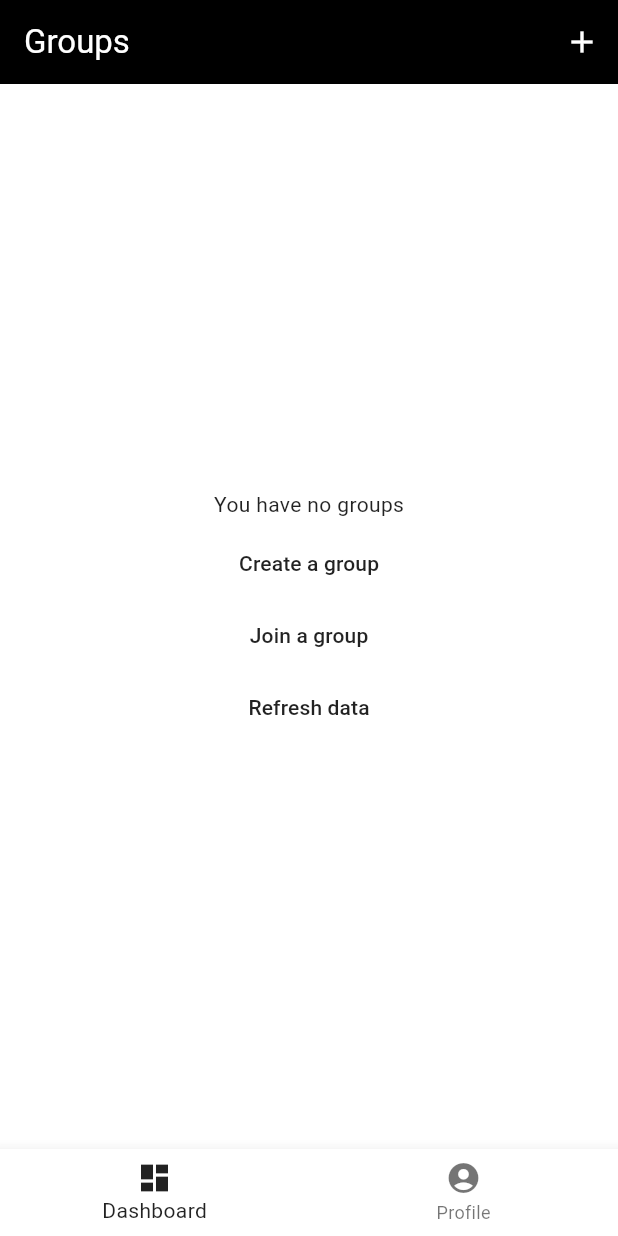
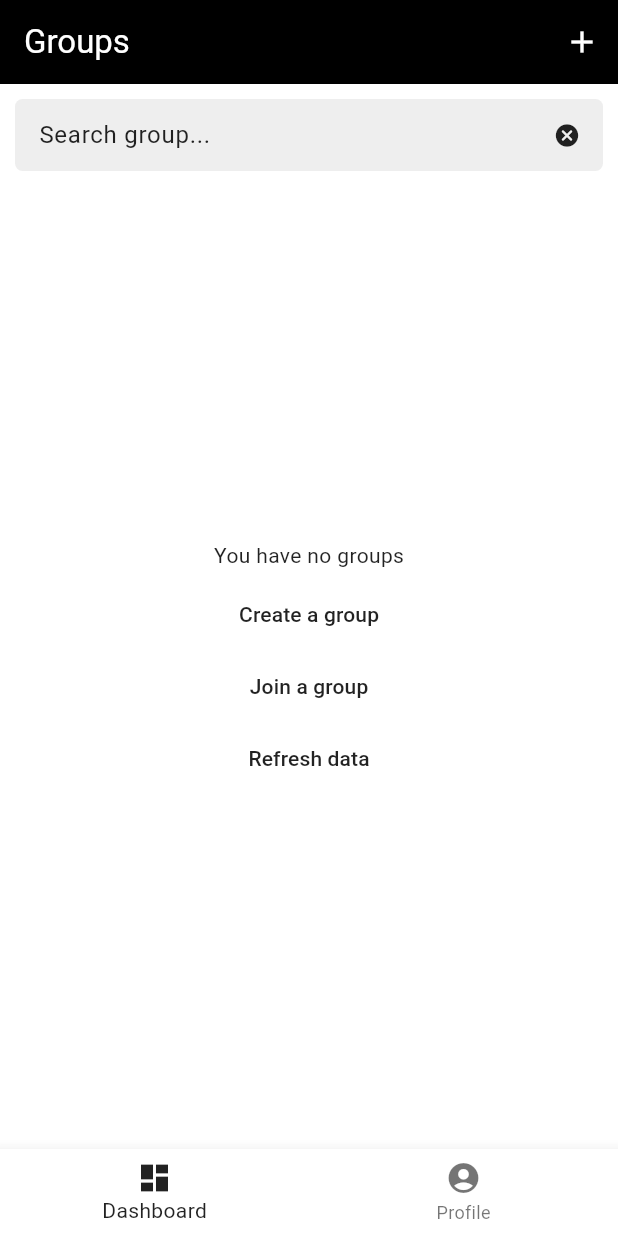
Before and after one commit to Xatta-Trone/Anu-movie-link-sharing-app, a Flutter app: the screen it shows once a user with an empty profile is signed in, after a tap on "Refresh data", on a phone screen of 412 x 824 dp. Run offline on Flutter 3.47's test engine with Material 3 defaults, Android fonts, the phone set to English and light mode, and no system bars; our stand-ins replace flutter_dotenv, flutter_riverpod, freezed_annotation, go_router, google_sign_in, riverpod_annotation and 2 more; accounts and stored records are empty; generated files the repository leaves out were written again; network calls fail.

```diff
--- a/lib/core/core.dart
+++ b/lib/core/core.dart
@@ -2,3 +2,4 @@ export 'routes.dart';
 export 'colors.dart';
 export 'const.dart';
 export 'helper.dart';
+export 'debouncer.dart';
--- /dev/null
+++ b/lib/core/debouncer.dart
@@ -0,0 +1,19 @@
+import 'dart:async';
+
+import 'package:flutter/foundation.dart';
+
+class Debouncer {
+  final int milliseconds;
+  Timer? _timer;
+
+  Debouncer({required this.milliseconds});
+
+  void run(VoidCallback action) {
+    _timer?.cancel();
+    _timer = Timer(Duration(milliseconds: milliseconds), action);
+  }
+
+  void dispose() {
+    _timer?.cancel();
+  }
+}
--- a/lib/group/api/group_repository.dart
+++ b/lib/group/api/group_repository.dart
@@ -15,7 +15,7 @@ class GroupRepository {
   var groups = <GroupModel>[];
   int currentPage = 1;
 
-  Future<List<GroupModel>> getGroups({int page = 1, int perPage = 3}) async {
+  Future<List<GroupModel>> getGroups({int page = 1, int perPage = 3, String query = ""}) async {
     final userId = _client.auth.currentSession?.user.id;
     final from = (page - 1) * perPage;
     final to = page * perPage - 1;
@@ -24,9 +24,26 @@ class GroupRepository {
       throw 'Not logged in';
     }
 
-    final response =
-        await _client.from('groups').select('*, group_user!inner()').eq('group_user.user_id', userId).range(from, to).order('id', ascending: false);
     if (kDebugMode) {
+      print(page);
+      print(query);
+    }
+
+    query = '%$query%';
+
+    if (kDebugMode) {
+      print(query);
+    }
+    final response = await _client
+        .from('groups')
+        .select('*, group_user!inner()')
+        .ilike('name', query)
+        .eq('group_user.user_id', userId)
+        .range(from, to)
+        .order('id', ascending: false);
+    if (kDebugMode) {
+      print('response');
+      print(query);
       print(response.toString());
     }
 
--- a/lib/group/providers/group_list_notifier_provider.dart
+++ b/lib/group/providers/group_list_notifier_provider.dart
@@ -13,6 +13,7 @@ class GroupListNotifier extends _$GroupListNotifier {
   int _page = 1;
   int perPage = 10;
   bool hasMore = true;
+  String searchQuery = "";
   Timer _timer = Timer(const Duration(milliseconds: 0), () {});
 
   @override
@@ -20,7 +21,7 @@ class GroupListNotifier extends _$GroupListNotifier {
     return <GroupModel>[];
   }
 
-  Future<void> fetchGroups({required int page, bool resetValue = false}) async {
+  Future<void> fetchGroups({required int page, bool resetValue = false, String searchQuery = ""}) async {
     if (resetValue == false && _timer.isActive) {
       return;
     }
@@ -32,7 +33,7 @@ class GroupListNotifier extends _$GroupListNotifier {
     _timer = Timer(const Duration(milliseconds: 500), () {});
 
     state = await AsyncValue.guard(() async {
-      var data = await ref.read(groupRepositoryProvider).getGroups(page: page, perPage: perPage);
+      var data = await ref.read(groupRepositoryProvider).getGroups(page: page, perPage: perPage, query: searchQuery);
       if (data.length < perPage) {
         hasMore = false;
       } else {
@@ -48,20 +49,25 @@ class GroupListNotifier extends _$GroupListNotifier {
     });
   }
 
-  Future<void> fetchNextPage() {
+  Future<void> fetchNextPage({String query = ""}) {
     if (hasMore) {
-      fetchGroups(page: _page);
+      if (kDebugMode) {
+        print(searchQuery);
+      }
+      fetchGroups(page: _page, searchQuery: query);
     }
     return Future.value();
   }
 
-  Future<void> fetchFresh() {
+  Future<void> fetchFresh({String query = ""}) {
     state = const AsyncValue.loading();
     _page = 1;
     hasMore = true;
-    fetchGroups(page: _page, resetValue: true);
+    searchQuery = query;
+    fetchGroups(page: _page, resetValue: true, searchQuery: query);
     return Future.value();
   }
+
 
   Future<void> addGroup({
     required GroupModel group,
--- a/lib/group/view/group_page.dart
+++ b/lib/group/view/group_page.dart
@@ -17,12 +17,25 @@ class GroupHomePage extends ConsumerStatefulWidget {
 
 class _GroupHomePageState extends ConsumerState<GroupHomePage> {
   final _scrollController = ScrollController();
+  final _queryController = TextEditingController();
+
+  final _debouncer = Debouncer(milliseconds: 500);
 
   @override
   void initState() {
     super.initState();
     Future.delayed(Duration.zero, () => ref.read(groupListNotifierProvider.notifier).fetchFresh());
     _scrollController.addListener(_loadMore);
+    _queryController.addListener(_onQueryChanged);
+  }
+
+  void _onQueryChanged() {
+    _debouncer.run(() {
+      if (kDebugMode) {
+        print(_queryController.text);
+      }
+      ref.read(groupListNotifierProvider.notifier).fetchFresh(query: _queryController.text);
+    });
   }
 
   void _loadMore() {
@@ -30,13 +43,14 @@ class _GroupHomePageState extends ConsumerState<GroupHomePage> {
       if (kDebugMode) {
         print('Loading next batch');
       }
-      ref.read(groupListNotifierProvider.notifier).fetchNextPage();
+      ref.read(groupListNotifierProvider.notifier).fetchNextPage(query: _queryController.text);
     }
   }
 
   @override
   void dispose() {
     _scrollController.dispose();
+    _queryController.dispose();
     super.dispose();
   }
 
@@ -57,39 +71,48 @@ class _GroupHomePageState extends ConsumerState<GroupHomePage> {
           )
         ],
       ),
-      // floatingActionButton: FloatingActionButton(
-      //   key: const Key('group-floating-action'),
-      //   onPressed: () {
-      //     context.pushNamed(createGroupRoute);
-      //   },
-      //   child: const Icon(Icons.add_circle_outline),
-      // ),
       body: RefreshIndicator(
         onRefresh: () => notifier.fetchFresh(),
-        child: groups.when(
+        child: Column(
+          children: [
+            Padding(
+              padding: const EdgeInsets.all(10.0),
+              child: TextFormField(
+                controller: _queryController,
+                decoration: InputDecoration(
+                  hintText: 'Search group...',
+                  suffixIcon: IconButton(
+                    onPressed: () => _queryController.clear(),
+                    icon: const Icon(Icons.cancel_rounded),
+                  ),
+                ),
+              ),
+            ),
+            groups.when(
               data: (List<GroupModel> groups) {
                 if (groups.isEmpty) {
-              return const NoGroupWidget();
+                  return Flexible(
+                    child: NoGroupWidget(
+                      queryController: _queryController,
+                    ),
+                  );
                 }
 
-            return ListView.builder(
+                return Flexible(
+                  child: ListView(
                     controller: _scrollController,
-              itemCount: groups.length + 1,
-              itemBuilder: (context, index) => Padding(
-                padding: const EdgeInsets.symmetric(vertical: 8.0),
-                child: (index == groups.length)
-                    ? notifier.hasMore
-                        ? const Center(child: CircularProgressIndicator())
-                        : const Center(child: Text('End of list'))
-                    : GestureDetector(
+                    shrinkWrap: true,
+                    children: [
+                      for (final group in groups) ...[
+                        GestureDetector(
                           onTap: () {
                             if (kDebugMode) {
-                            print(groups[index].id);
+                              print(group.id);
                             }
                             context.pushNamed(
                               groupDetailsRoute,
                               queryParameters: {
-                              'group_id': "${groups[index].id}",
+                                'group_id': "${group.id}",
                               },
                             );
                           },
@@ -106,7 +129,7 @@ class _GroupHomePageState extends ConsumerState<GroupHomePage> {
                               child: const Icon(Icons.workspaces),
                             ),
                             title: Text(
-                            groups[index].name,
+                              group.name,
                               maxLines: 1,
                               overflow: TextOverflow.ellipsis,
                             ),
@@ -115,7 +138,7 @@ class _GroupHomePageState extends ConsumerState<GroupHomePage> {
                               child: Row(
                                 children: [
                                   GroupChipWidget(
-                                  text: groups[index].visibility ? 'Public' : 'Private',
+                                    text: group.visibility ? 'Public' : 'Private',
                                   ),
                                   const SizedBox(width: 8.0),
                                   const GroupChipWidget(
@@ -128,7 +151,7 @@ class _GroupHomePageState extends ConsumerState<GroupHomePage> {
                                 ],
                               ),
                             ),
-                          trailing: user?.id == groups[index].userId
+                            trailing: user?.id == group.userId
                                 ? PopupMenuButton<void Function()>(
                                     padding: const EdgeInsets.all(0.0),
                                     itemBuilder: (context) {
@@ -137,18 +160,18 @@ class _GroupHomePageState extends ConsumerState<GroupHomePage> {
                                           value: () => context.pushNamed(
                                             createGroupRoute,
                                             queryParameters: {
-                                            'group_id': "${groups[index].id}",
+                                              'group_id': "${group.id}",
                                             },
                                           ),
                                           child: const Text('Edit group'),
                                         ),
                                         PopupMenuItem(
-                                        value: () => notifier.deleteGroup(id: groups[index].id),
+                                          value: () => notifier.deleteGroup(id: group.id),
                                           child: const Text('Delete group'),
                                         ),
                                         PopupMenuItem(
                                           value: () {
-                                          Clipboard.setData(ClipboardData(text: groups[index].code));
+                                            Clipboard.setData(ClipboardData(text: group.code));
                                           },
                                           child: const Text('Copy group code'),
                                         ),
@@ -159,6 +182,21 @@ class _GroupHomePageState extends ConsumerState<GroupHomePage> {
                                 : null,
                           ),
                         ),
+                      ],
+                      notifier.hasMore
+                          ? const Center(
+                              child: Padding(
+                                padding: EdgeInsets.symmetric(vertical: 10.0),
+                                child: CircularProgressIndicator(),
+                              ),
+                            )
+                          : const Center(
+                              child: Padding(
+                                padding: EdgeInsets.symmetric(vertical: 10.0),
+                                child: Text('End of list'),
+                              ),
+                            )
+                    ],
                   ),
                 );
               },
@@ -166,6 +204,8 @@ class _GroupHomePageState extends ConsumerState<GroupHomePage> {
               loading: () => const Center(
                 child: CircularProgressIndicator(),
               ),
+            ),
+          ],
         ),
       ),
     );
@@ -192,13 +232,17 @@ class GroupChipWidget extends StatelessWidget {
   }
 }
 
-class NoGroupWidget extends ConsumerWidget {
-  const NoGroupWidget({
-    super.key,
-  });
+class NoGroupWidget extends ConsumerStatefulWidget {
+  final TextEditingController queryController;
+  NoGroupWidget({super.key, required this.queryController});
 
   @override
-  Widget build(BuildContext context, WidgetRef ref) {
+  ConsumerState<NoGroupWidget> createState() => _NoGroupWidgetState();
+}
+
+class _NoGroupWidgetState extends ConsumerState<NoGroupWidget> {
+  @override
+  Widget build(BuildContext context) {
     return Center(
       child: Column(
         mainAxisAlignment: MainAxisAlignment.center,
@@ -231,7 +275,8 @@ class NoGroupWidget extends ConsumerWidget {
           TextButton(
             style: TextButton.styleFrom(shape: const RoundedRectangleBorder(borderRadius: BorderRadius.zero)),
             onPressed: () {
-              ref.read(groupListNotifierProvider.notifier).fetchFresh();
+              widget.queryController.clear();
+              // ref.read(groupListNotifierProvider.notifier).fetchFresh();
             },
             child: const Text("Refresh data"),
           ),
--- a/lib/main.dart
+++ b/lib/main.dart
@@ -40,6 +40,8 @@ class MyApp extends ConsumerWidget {
             onSurface: Colors.black87,
           ),
           inputDecorationTheme: InputDecorationTheme(
+            isDense: true,
+            // contentPadding: const EdgeInsets.symmetric(horizontal: 5.0,vertical: 10.0),
             labelStyle: const TextStyle(
               color: Colors.black,
             ),
@@ -55,6 +57,7 @@ class MyApp extends ConsumerWidget {
               borderRadius: BorderRadius.circular(5),
               borderSide: BorderSide.none,
             ),
+
           ),
           toggleButtonsTheme: ToggleButtonsThemeData(
             borderColor: Colors.grey.shade200,
--- a/lib/movie/view/movie_list.dart
+++ b/lib/movie/view/movie_list.dart
@@ -70,7 +70,7 @@ class _MovieListPageState extends ConsumerState<MovieListPage> {
                             begin: Alignment.bottomCenter,
                             end: Alignment.topCenter,
                             colors: [
-                              Colors.black.withOpacity(0.99),
+                            Colors.black.withOpacity(0.5),
                               Colors.black.withOpacity(.3),
                             ],
                           ),
@@ -174,7 +174,8 @@ class _MovieListPageState extends ConsumerState<MovieListPage> {
                           ],
                         ),
                       ),
-                    ))
+                  ),
+                )
             ],
           );
         },
```
Also changed, not shown: lib/group/view/group_page copy.dart (deleted, +0 -172 lines), lib/group/providers/group_list_notifier_provider.g.dart. Lines whose indentation alone changed are shown as unchanged.
